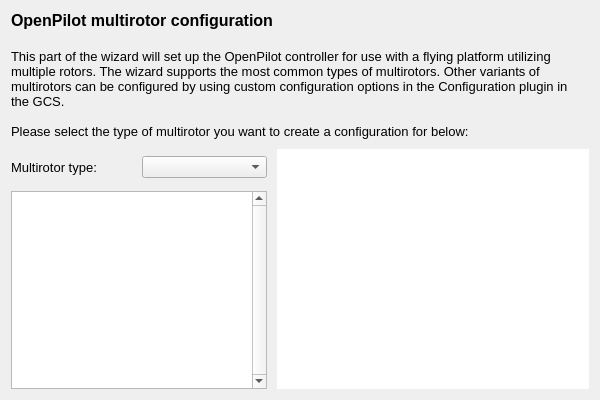
The window that ground/gcs/src/plugins/setupwizard/pages/multipage.ui (TauLabs/TauLabs) describes before a commit, drawn with Qt 5.
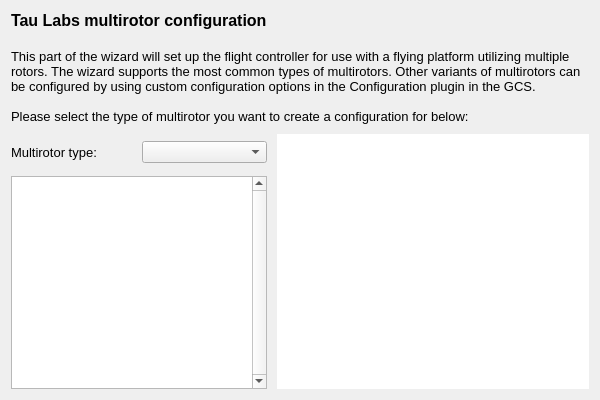
The same window after the commit.

Commit message: SetupWizard: update page text

Diff of the .ui file:
```diff
--- a/ground/gcs/src/plugins/setupwizard/pages/multipage.ui
+++ b/ground/gcs/src/plugins/setupwizard/pages/multipage.ui
@@ -20,12 +20,12 @@
       <string>&lt;!DOCTYPE HTML PUBLIC &quot;-//W3C//DTD HTML 4.0//EN&quot; &quot;http://www.w3.org/TR/REC-html40/strict.dtd&quot;&gt;
 &lt;html&gt;&lt;head&gt;&lt;meta name=&quot;qrichtext&quot; content=&quot;1&quot; /&gt;&lt;style type=&quot;text/css&quot;&gt;
 p, li { white-space: pre-wrap; }
-&lt;/style&gt;&lt;/head&gt;&lt;body style=&quot; font-family:'MS Shell Dlg 2'; font-size:8pt; font-weight:400; font-style:normal;&quot;&gt;
-&lt;p style=&quot; margin-top:0px; margin-bottom:0px; margin-left:0px; margin-right:0px; -qt-block-indent:0; text-indent:0px;&quot;&gt;&lt;span style=&quot; font-size:12pt; font-weight:600;&quot;&gt;OpenPilot multirotor configuration&lt;/span&gt;&lt;/p&gt;
-&lt;p style=&quot;-qt-paragraph-type:empty; margin-top:0px; margin-bottom:0px; margin-left:0px; margin-right:0px; -qt-block-indent:0; text-indent:0px; font-size:12pt; font-weight:600;&quot;&gt;&lt;br /&gt;&lt;/p&gt;
-&lt;p style=&quot; margin-top:0px; margin-bottom:0px; margin-left:0px; margin-right:0px; -qt-block-indent:0; text-indent:0px;&quot;&gt;&lt;span style=&quot; font-size:10pt;&quot;&gt;This part of the wizard will set up the OpenPilot controller for use with a flying platform utilizing multiple rotors. The wizard supports the most common types of multirotors. Other variants of multirotors can be configured by using custom configuration options in the Configuration plugin in the GCS.&lt;/span&gt;&lt;/p&gt;
-&lt;p style=&quot;-qt-paragraph-type:empty; margin-top:0px; margin-bottom:0px; margin-left:0px; margin-right:0px; -qt-block-indent:0; text-indent:0px; font-size:10pt;&quot;&gt;&lt;br /&gt;&lt;/p&gt;
-&lt;p style=&quot; margin-top:0px; margin-bottom:0px; margin-left:0px; margin-right:0px; -qt-block-indent:0; text-indent:0px;&quot;&gt;&lt;span style=&quot; font-size:10pt;&quot;&gt;Please select the type of multirotor you want to create a configuration for below:&lt;/span&gt;&lt;/p&gt;&lt;/body&gt;&lt;/html&gt;</string>
+&lt;/style&gt;&lt;/head&gt;&lt;body style=&quot; font-family:'Lucida Grande'; font-size:13pt; font-weight:400; font-style:normal;&quot;&gt;
+&lt;p style=&quot; margin-top:0px; margin-bottom:0px; margin-left:0px; margin-right:0px; -qt-block-indent:0; text-indent:0px;&quot;&gt;&lt;span style=&quot; font-family:'MS Shell Dlg 2'; font-size:12pt; font-weight:600;&quot;&gt;Tau Labs multirotor configuration&lt;/span&gt;&lt;/p&gt;
+&lt;p style=&quot;-qt-paragraph-type:empty; margin-top:0px; margin-bottom:0px; margin-left:0px; margin-right:0px; -qt-block-indent:0; text-indent:0px; font-family:'MS Shell Dlg 2'; font-size:12pt; font-weight:600;&quot;&gt;&lt;br /&gt;&lt;/p&gt;
+&lt;p style=&quot; margin-top:0px; margin-bottom:0px; margin-left:0px; margin-right:0px; -qt-block-indent:0; text-indent:0px;&quot;&gt;&lt;span style=&quot; font-family:'MS Shell Dlg 2'; font-size:10pt;&quot;&gt;This part of the wizard will set up the flight controller for use with a flying platform utilizing multiple rotors. The wizard supports the most common types of multirotors. Other variants of multirotors can be configured by using custom configuration options in the Configuration plugin in the GCS.&lt;/span&gt;&lt;/p&gt;
+&lt;p style=&quot;-qt-paragraph-type:empty; margin-top:0px; margin-bottom:0px; margin-left:0px; margin-right:0px; -qt-block-indent:0; text-indent:0px; font-family:'MS Shell Dlg 2'; font-size:10pt;&quot;&gt;&lt;br /&gt;&lt;/p&gt;
+&lt;p style=&quot; margin-top:0px; margin-bottom:0px; margin-left:0px; margin-right:0px; -qt-block-indent:0; text-indent:0px;&quot;&gt;&lt;span style=&quot; font-family:'MS Shell Dlg 2'; font-size:10pt;&quot;&gt;Please select the type of multirotor you want to create a configuration for below:&lt;/span&gt;&lt;/p&gt;&lt;/body&gt;&lt;/html&gt;</string>
      </property>
      <property name="alignment">
       <set>Qt::AlignLeading|Qt::AlignLeft|Qt::AlignTop</set>
```
The commit also changes 14 other files.
